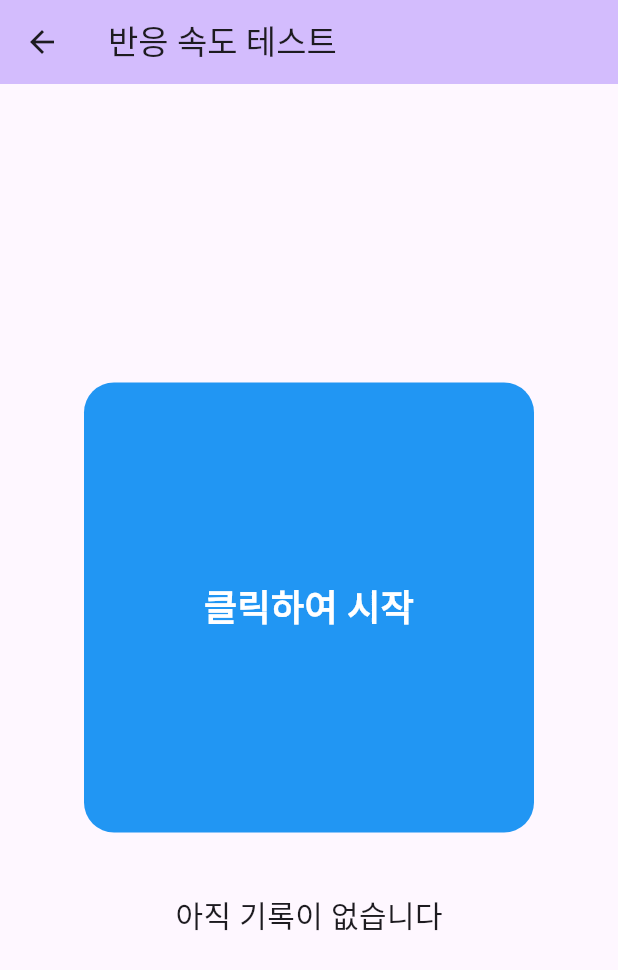
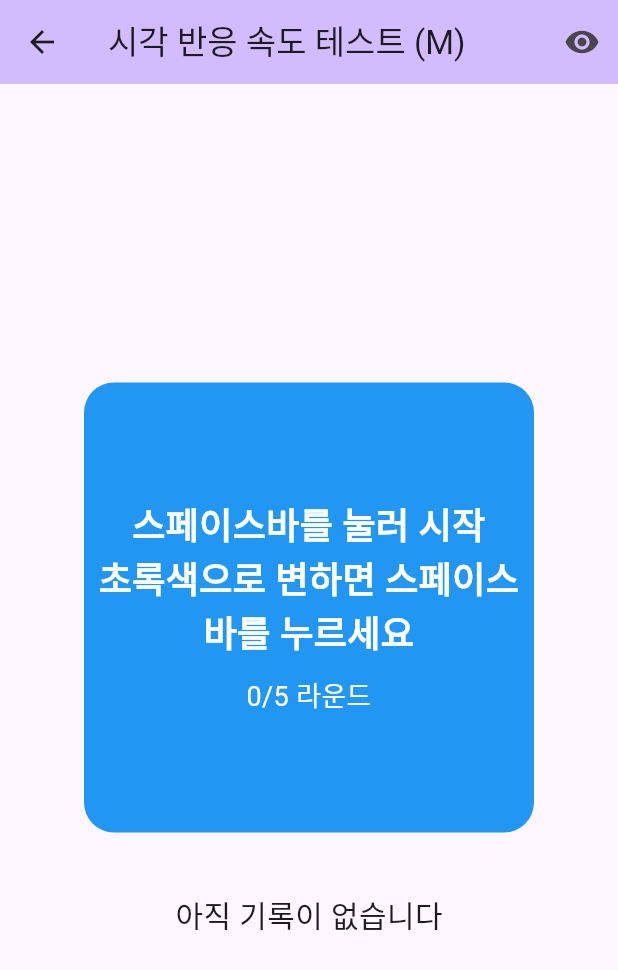
Before and after one commit to dialer77/flutter_application_chrono_metrics, a Flutter app: the screen it shows after launch, after a tap on "동작 반응성 속도 측정", on a phone screen of 412 x 824 dp. Shown: the top 970 px of the screen. Run offline on Flutter 3.47's test engine with Material 3 defaults, Android fonts, the phone set to English and light mode, and no system bars; our stand-ins replace audioplayers; missing offline and left inert: window_manager.

Commit message:
동작 반응 테스트 페이지 기능 추가

```diff
--- a/lib/pages/reaction_test_page.dart
+++ b/lib/pages/reaction_test_page.dart
@@ -1,4 +1,6 @@
 import 'package:flutter/material.dart';
+import 'package:flutter/services.dart';
+import 'package:audioplayers/audioplayers.dart';
 import 'dart:async';
 import 'dart:math';
 
@@ -13,18 +15,50 @@ class _ReactionTestPageState extends State<ReactionTestPage> {
   bool isWaiting = true;
   bool isReady = false;
   bool isTesting = false;
+  bool isFinished = false;
+  bool isAudioMode = false;
   DateTime? startTime;
   List<int> reactionTimes = [];
   final Random random = Random();
+  FocusNode focusNode = FocusNode();
+  final int maxRounds = 5;
+  final AudioPlayer audioPlayer = AudioPlayer();
+
+  @override
+  void initState() {
+    super.initState();
+    WidgetsBinding.instance.addPostFrameCallback((_) {
+      FocusScope.of(context).requestFocus(focusNode);
+    });
+    _initAudio();
+  }
+
+  Future<void> _initAudio() async {
+    await audioPlayer.setSource(AssetSource('beep.mp3')); // 실제 파일 이름으로 수정해주세요
+    await audioPlayer.setVolume(1.0);
+  }
+
+  @override
+  void dispose() {
+    focusNode.dispose();
+    audioPlayer.dispose();
+    super.dispose();
+  }
 
   void startTest() {
+    if (reactionTimes.length >= maxRounds) {
+      setState(() {
+        isFinished = true;
+      });
+      return;
+    }
+
     setState(() {
       isWaiting = false;
       isReady = true;
       isTesting = false;
     });
 
-    // 1.5초에서 5초 사이의 랜덤한 시간 후에 테스트 시작
     Future.delayed(Duration(milliseconds: 1500 + random.nextInt(3500)), () {
       if (mounted && isReady) {
         setState(() {
@@ -32,25 +66,49 @@ class _ReactionTestPageState extends State<ReactionTestPage> {
           isTesting = true;
           startTime = DateTime.now();
         });
+        if (isAudioMode) {
+          audioPlayer.resume(); // 비프음 재생
+        }
       }
     });
   }
 
-  void onTap() {
+  void resetTest() {
+    setState(() {
+      isWaiting = true;
+      isReady = false;
+      isTesting = false;
+      isFinished = false;
+      reactionTimes = [];
+    });
+  }
+
+  void toggleMode() {
+    if (!isWaiting) return; // 테스트 중에는 모드 변경 불가
+    setState(() {
+      isAudioMode = !isAudioMode;
+      reactionTimes = []; // 모드 변경시 기록 초기화
+    });
+  }
+
+  void onSpacePressed() {
+    if (isFinished) {
+      resetTest();
+      return;
+    }
+
     if (isWaiting) {
       startTest();
     } else if (isReady) {
-      // 너무 일찍 클릭한 경우
       setState(() {
         isWaiting = true;
         isReady = false;
         isTesting = false;
       });
       ScaffoldMessenger.of(context).showSnackBar(
-        const SnackBar(content: Text('너무 일찍 클릭했습니다! 다시 시도하세요.')),
+        const SnackBar(content: Text('너무 일찍 눌렀습니다! 다시 시도하세요.')),
       );
     } else if (isTesting) {
-      // 반응 시간 측정
       final endTime = DateTime.now();
       final reactionTime = endTime.difference(startTime!).inMilliseconds;
       setState(() {
@@ -58,6 +116,12 @@ class _ReactionTestPageState extends State<ReactionTestPage> {
         isWaiting = true;
         isTesting = false;
       });
+
+      if (reactionTimes.length >= maxRounds) {
+        setState(() {
+          isFinished = true;
+        });
+      }
     }
   }
 
@@ -71,20 +135,40 @@ class _ReactionTestPageState extends State<ReactionTestPage> {
   Widget build(BuildContext context) {
     return Scaffold(
       appBar: AppBar(
-        title: const Text('반응 속도 테스트'),
+        title: Text(isAudioMode ? '청각 반응 속도 테스트 (M)' : '시각 반응 속도 테스트 (M)'),
         backgroundColor: Theme.of(context).colorScheme.inversePrimary,
+        actions: [
+          IconButton(
+            icon: Icon(isAudioMode ? Icons.volume_up : Icons.visibility),
+            onPressed: toggleMode,
+            tooltip: '${isAudioMode ? "시각" : "청각"} 모드로 전환 (M키)',
           ),
-      body: Center(
+        ],
+      ),
+      body: KeyboardListener(
+        focusNode: focusNode,
+        onKeyEvent: (KeyEvent event) {
+          if (event is KeyDownEvent) {
+            if (event.logicalKey == LogicalKeyboardKey.space) {
+              onSpacePressed();
+            } else if (event.logicalKey == LogicalKeyboardKey.keyM) {
+              toggleMode();
+            }
+          }
+        },
+        child: Center(
           child: Column(
             mainAxisAlignment: MainAxisAlignment.center,
             children: [
-            GestureDetector(
-              onTap: onTap,
-              child: Container(
+              Container(
                 width: 300,
                 height: 300,
                 decoration: BoxDecoration(
-                  color: isWaiting
+                  color: isAudioMode
+                      ? Colors.blue
+                      : isFinished
+                          ? Colors.purple
+                          : isWaiting
                               ? Colors.blue
                               : isReady
                                   ? Colors.red
@@ -92,18 +176,37 @@ class _ReactionTestPageState extends State<ReactionTestPage> {
                   borderRadius: BorderRadius.circular(20),
                 ),
                 child: Center(
-                  child: Text(
-                    isWaiting
-                        ? '클릭하여 시작'
+                  child: Column(
+                    mainAxisAlignment: MainAxisAlignment.center,
+                    children: [
+                      Text(
+                        isFinished
+                            ? '테스트 완료!\n스페이스바를 눌러 재시작'
+                            : isAudioMode
+                                ? isWaiting
+                                    ? '스페이스바를 눌러 테스트 시작'
+                                    : '비프음을 기다리세요...\n비프음이 들리면 스페이스바를 누르세요!'
+                                : isWaiting
+                                    ? '스페이스바를 눌러 시작\n초록색으로 변하면 스페이스바를 누르세요'
                                     : isReady
                                         ? '기다리세요...'
-                            : '클릭하세요!',
+                                        : '스페이스바를 누르세요!',
+                        textAlign: TextAlign.center,
                         style: const TextStyle(
                           color: Colors.white,
                           fontSize: 24,
                           fontWeight: FontWeight.bold,
                         ),
                       ),
+                      const SizedBox(height: 10),
+                      Text(
+                        '${reactionTimes.length}/$maxRounds 라운드',
+                        style: const TextStyle(
+                          color: Colors.white,
+                          fontSize: 18,
+                        ),
+                      ),
+                    ],
                   ),
                 ),
               ),
@@ -118,8 +221,19 @@ class _ReactionTestPageState extends State<ReactionTestPage> {
                   '마지막 기록: ${reactionTimes.last}ms',
                   style: const TextStyle(fontSize: 20),
                 ),
+                const SizedBox(height: 20),
+                ...reactionTimes.asMap().entries.map(
+                      (entry) => Padding(
+                        padding: const EdgeInsets.symmetric(vertical: 4),
+                        child: Text(
+                          '${entry.key + 1}번째 시도: ${entry.value}ms',
+                          style: const TextStyle(fontSize: 16),
+                        ),
+                      ),
+                    ),
               ],
             ],
+          ),
         ),
       ),
     );
```
Also changed, not shown: pubspec.yaml (+4 -4 lines), pubspec.lock, 6 other files. Lines whose indentation alone changed are shown as unchanged.
